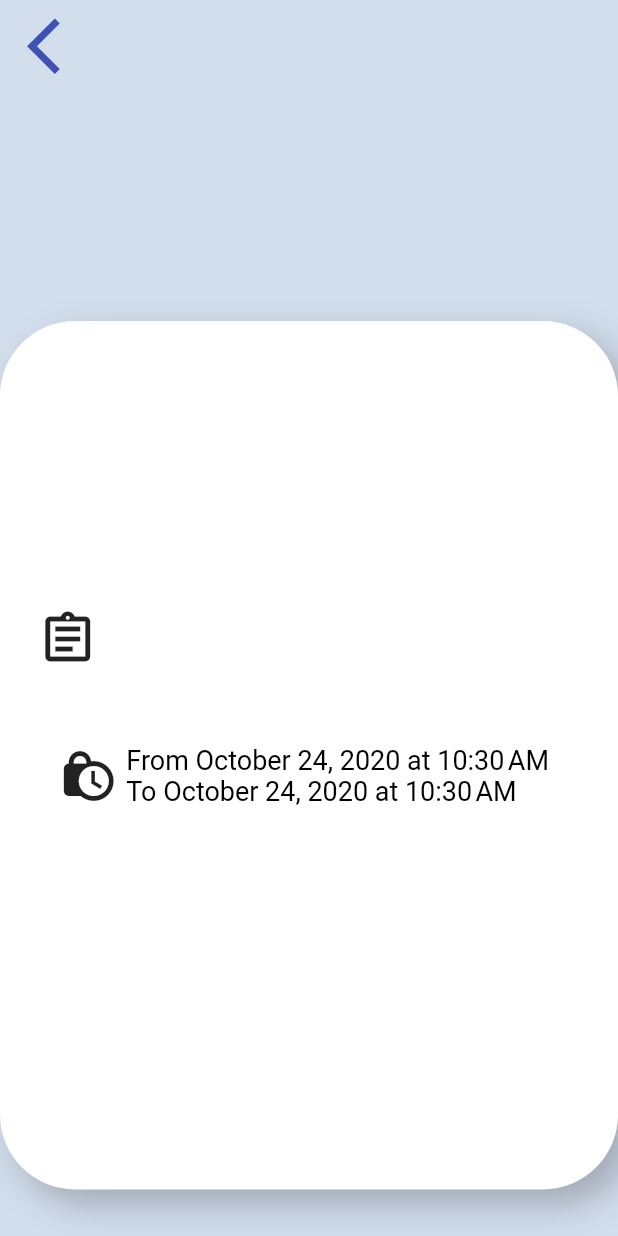
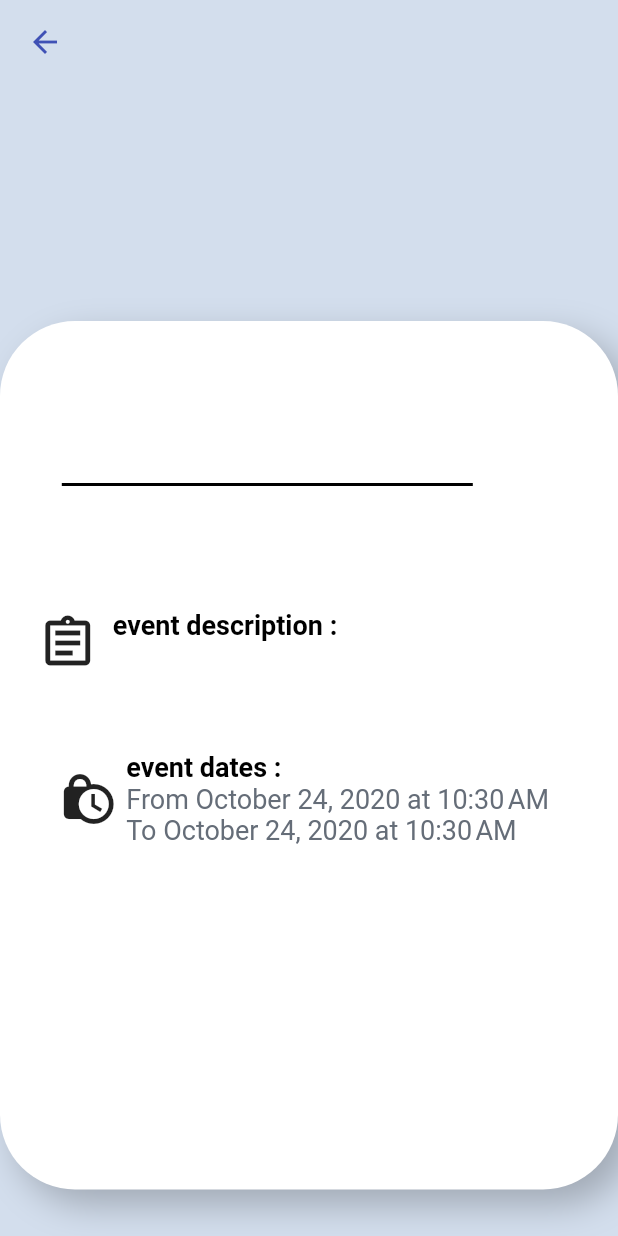
Before and after one commit to CocodeApp/co-code, a Flutter app: the event screen opened directly with empty values, on a phone screen of 412 x 824 dp. Run offline on Flutter 3.47's test engine with Material 2 defaults, Android fonts, the phone set to English and light mode, and no system bars; our stand-ins replace cloud_firestore, convex_bottom_bar, dots_indicator, firebase_auth, firebase_core, flutter_bloc and 7 more; missing offline and left inert: adobe_xd, flutter_form_bloc, form_bloc, googleapis, kf_drawer, slimy_card and 1 more; accounts and stored records are empty; Roboto replaces fonts that are missing (Microsoft PhagsPa); statements that could not run were skipped.

Commit message:
take me to your co-code castle

```diff
--- a/cocode/lib/features/addEvents/eventTab.dart
+++ b/cocode/lib/features/addEvents/eventTab.dart
@@ -94,7 +94,7 @@ class eventTab extends StatelessWidget {
                         style: TextStyle(
                           fontFamily: 'Lato',
                           fontSize: 12,
-                          color: const Color(0xff9097a2),
+                          color: const Color(0xff656d78),
                         ),
                         textAlign: TextAlign.center,
                       ),
--- a/cocode/lib/features/addEvents/listOfEvent.dart
+++ b/cocode/lib/features/addEvents/listOfEvent.dart
@@ -48,7 +48,7 @@ class ListOfEvents extends StatelessWidget {
               ),
               onPressed: () {
                 Navigator.push(context, MaterialPageRoute(builder: (_) {
-                  return AddEventFormPage(id: projectId); //update
+                  return AddEventFormPage(id: projectId);
                 }));
               },
             )
--- a/cocode/lib/features/addEvents/viewEvent.dart
+++ b/cocode/lib/features/addEvents/viewEvent.dart
@@ -28,16 +28,12 @@ class event extends StatelessWidget {
         elevation: 0,
         leading: Padding(
           padding: const EdgeInsets.symmetric(horizontal: 10.0, vertical: 0.0),
-          child: IconButton(
+          child: BackButton(
             //change
             color: Colors.indigo,
             onPressed: () {
               Navigator.pop(context);
             },
-            icon: Icon(
-              Icons.arrow_back_ios,
-              size: 45.0,
-            ),
           ),
         ),
         backgroundColor: Colors.transparent,
@@ -69,14 +65,22 @@ class event extends StatelessWidget {
             offset: Offset(41.2, 207.0),
             child: SizedBox(
               width: 274.0,
-              child: Text(
+              child: Column(
+                children: [
+                  Text(
                     eventDetails['name'],
                     style: TextStyle(
                       fontFamily: 'Microsoft Sans Serif',
-                  fontSize: 35,
+                      fontSize: 45,
                       color: const Color(0xff656d78),
                     ),
                     textAlign: TextAlign.center,
+                  ),
+                  Divider(
+                    color: Colors.black,
+                    thickness: 2,
+                  ),
+                ],
               ),
             ),
           ),
@@ -93,14 +97,29 @@ class event extends StatelessWidget {
                     ),
                     SizedBox(
                       width: 284.0,
-                      child: Text(
+                      child: Column(
+                        crossAxisAlignment: CrossAxisAlignment.start,
+                        children: [
+                          Text(
+                            'event description : ',
+                            style: TextStyle(
+                              fontFamily: 'Microsoft PhagsPa',
+                              fontSize: 18,
+                              color: const Color(0xff000000),
+                              fontWeight: FontWeight.bold,
+                            ),
+                            textAlign: TextAlign.left,
+                          ),
+                          Text(
                             eventDetails['description'],
                             style: TextStyle(
                               fontFamily: 'Microsoft PhagsPa',
                               fontSize: 21,
-                          color: const Color(0xff000000),
+                              color: const Color(0xff656d78),
                             ),
                             textAlign: TextAlign.left,
+                          ),
+                        ],
                       ),
                     ),
                   ],
@@ -116,6 +135,19 @@ class event extends StatelessWidget {
                       SizedBox(
                         width: 5.0,
                       ),
+                      Column(
+                        crossAxisAlignment: CrossAxisAlignment.start,
+                        children: [
+                          Text(
+                            'event dates : ',
+                            style: TextStyle(
+                              fontFamily: 'Microsoft PhagsPa',
+                              fontSize: 18,
+                              color: const Color(0xff000000),
+                              fontWeight: FontWeight.bold,
+                            ),
+                            textAlign: TextAlign.left,
+                          ),
                           Text(
                             'From ' +
                                 startdate +
@@ -129,9 +161,11 @@ class event extends StatelessWidget {
                             style: TextStyle(
                               fontFamily: 'Microsoft PhagsPa',
                               fontSize: 18,
-                          color: const Color(0xff000000),
+                              color: const Color(0xff656d78),
                             ),
                             textAlign: TextAlign.left,
+                          ),
+                        ],
                       ),
                     ],
                   ),
--- a/cocode/lib/features/homePage/homePageView.dart
+++ b/cocode/lib/features/homePage/homePageView.dart
@@ -96,12 +96,12 @@ class _homePageViewState extends State<homePageView> {
           },
         ),
         decoration: BoxDecoration(
-            // gradient: LinearGradient(
-            //   begin: Alignment.topLeft,
-            //   end: Alignment.bottomRight,
-            //   colors: [Color.fromRGBO(42, 71, 147, 1.0), Colors.black],
-            // ),
-            ),
+          gradient: LinearGradient(
+            begin: Alignment.topLeft,
+            end: Alignment.bottomRight,
+            colors: [Color.fromRGBO(42, 71, 147, 1.0), Colors.black],
+          ),
+        ),
       ),
     );
   }
--- a/cocode/lib/features/viewProject/viewProject.dart
+++ b/cocode/lib/features/viewProject/viewProject.dart
@@ -250,18 +250,14 @@ class ProjectDetails extends StatelessWidget {
       child: Column(
         children: [
           SizedBox(
-            height: 30,
-          ),
-
-          SizedBox(
-            height: 30,
+            height: 20,
           ),
           CircleAvatar(
             backgroundImage: AssetImage("imeges/logo-2.png"),
             radius: 60,
           ), // to be transparent if there is no logo
           SizedBox(
-            height: 30,
+            height: 20,
           ),
           SizedBox(
             width: 350,
```
Lines whose indentation alone changed are shown as unchanged.
